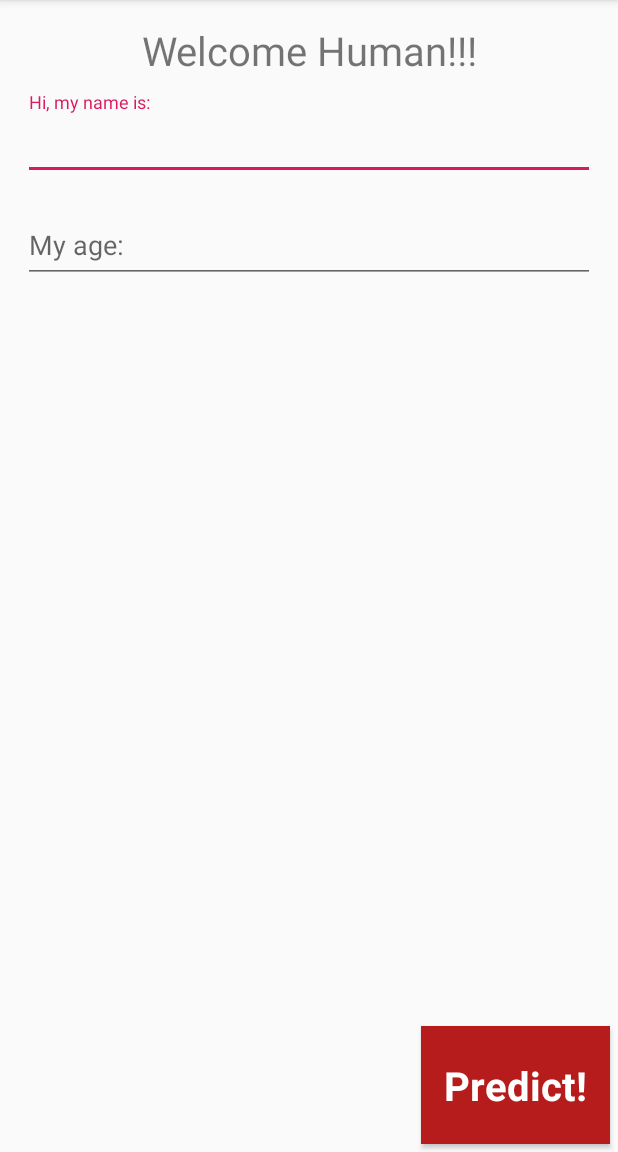
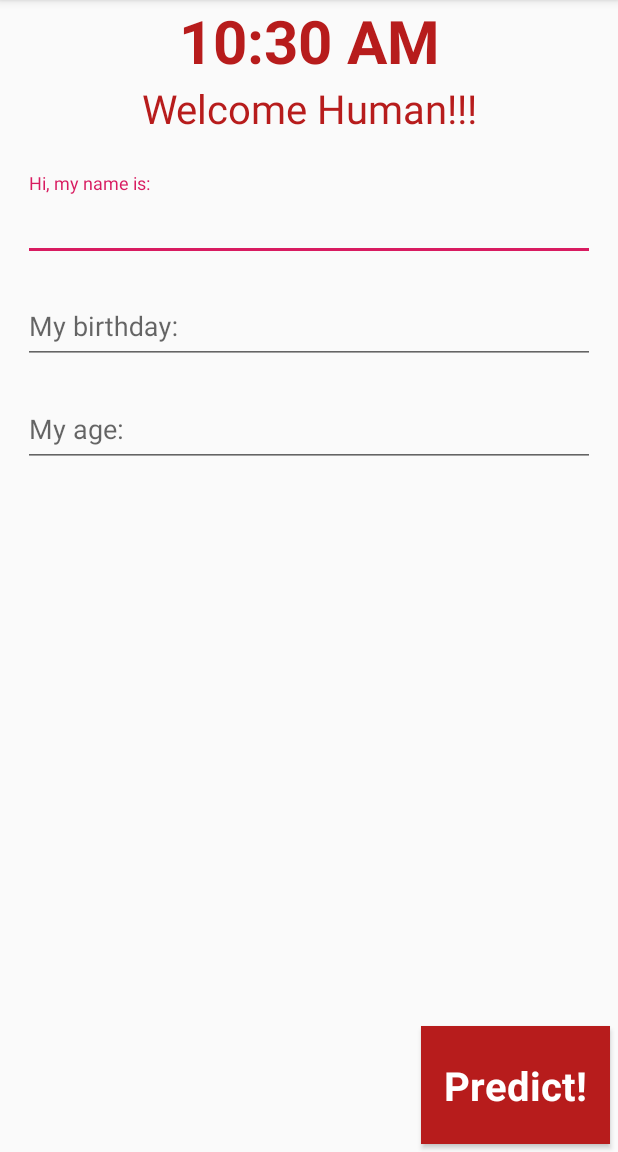
Before and after one commit to nandur93/ramal-sisa-umur, an Android app: the screen it shows after launch (MainActivity), on a phone screen of 412 x 824 dp, the part 84-1236 px from its top. Run offline under Robolectric (Android 15) with nearby library versions, the phone set to English and light mode, and no system bars; our stand-ins replace AdMob; 3 statements that could not run were skipped.

Commit message:
version 2.0.0 build 7 https://bit.ly/RLFv200b7 #dev + Major improve + Increase predict 3 to 5 + Sticky clock and welcome text #user + Add clock with seconds tick + Change text to bloody red theme + Add age calculator + Add many more cause of death + Bug fixes
Signed-off-by: nandur93 <nandang.dhe@gmail.com>

```diff
--- a/app/src/main/java/com/nandur/ramalumur/MainActivity.java
+++ b/app/src/main/java/com/nandur/ramalumur/MainActivity.java
@@ -13,6 +13,7 @@ import android.util.Log;
 import android.view.Menu;
 import android.view.MenuItem;
 import android.view.inputmethod.InputMethodManager;
+import android.widget.TextClock;
 import android.widget.TextView;
 import android.widget.Toast;
 
@@ -23,6 +24,7 @@ import androidx.appcompat.app.AppCompatActivity;
 import androidx.appcompat.widget.Toolbar;
 import androidx.core.view.GravityCompat;
 import androidx.drawerlayout.widget.DrawerLayout;
+import androidx.fragment.app.DialogFragment;
 import androidx.preference.PreferenceManager;
 
 import com.google.android.gms.ads.AdRequest;
@@ -41,6 +43,7 @@ import com.google.android.material.textfield.TextInputEditText;
 import java.text.MessageFormat;
 import java.util.Objects;
 import java.util.Random;
+import java.util.TimeZone;
 
 public class MainActivity extends AppCompatActivity
         implements NavigationView.OnNavigationItemSelectedListener {
@@ -49,7 +52,7 @@ public class MainActivity extends AppCompatActivity
     private static final String TAG_ADMOB = "Admob";
     private TextView tvResult;
     private TextInputEditText nama;
-    private TextInputEditText usia;
+    public static TextInputEditText usia;
     public static String versName;
     public static int versCode;
     private DrawerLayout drawer;
@@ -61,7 +64,7 @@ public class MainActivity extends AppCompatActivity
     private RewardedAd rewardedAd;
     private String predictStr;
     private String adViewStr;
-    //private TextView tvWelcome;
+    public static TextInputEditText textBirthDay;
 
     @Override
     protected void onCreate(Bundle savedInstanceState) {
@@ -88,11 +91,13 @@ public class MainActivity extends AppCompatActivity
                 getResources().getString(R.string.real_rewarded_video_ad_unit_id));
         buttResult = findViewById(R.id.buttonCheck);
         tvResult = findViewById(R.id.textViewResult);
-        //tvWelcome = findViewById(R.id.textViewWelcome);
+        TextClock textClock = findViewById(R.id.textClock);
+        String timeZone = TimeZone.getDefault().getID();
+        textClock.setTimeZone(timeZone);
         totalClick = sharedPrefs.getInt(TOTAL_CLICK,0);
-        //tvWelcome.setText(totalClick);
-        nama = findViewById(R.id.TextInputName);
-        usia = findViewById(R.id.TextInputUsia);
+        nama = findViewById(R.id.textInputName);
+        usia = findViewById(R.id.textInputUsia);
+        textBirthDay = findViewById(R.id.textInputBirthday);
         predictStr = getResources().getString(R.string.button_check);
         adViewStr = getResources().getString(R.string.button_show_ad);
         AdView mAdView = findViewById(R.id.adView);
@@ -109,7 +114,7 @@ public class MainActivity extends AppCompatActivity
                 // Ad successfully loaded.
                 Log.d(TAG_ADMOB, "Iklan berhasil diload siap ditampilkan");
                 buttResult.setEnabled(true);
-                if (sharedPrefs.getInt(TOTAL_CLICK, 1) >= 4) {
+                if (sharedPrefs.getInt(TOTAL_CLICK, 1) >= 6) {
                     buttResult.setText(adViewStr);
                 } else {
                     buttResult.setText(predictStr);
@@ -127,13 +132,15 @@ public class MainActivity extends AppCompatActivity
         Log.d(TAG_ADMOB,"-- Permintaan iklan dibuat --");
         rewardedAd.loadAd(new AdRequest.Builder().build(), adLoadCallback);
         //initial count the current click from shared prefs
-        if (sharedPrefs.getInt(TOTAL_CLICK,1)<4){
-            //clik kurang dari 4
+        if (sharedPrefs.getInt(TOTAL_CLICK,1)<6){
+            //clik kurang dari 6
             buttResult.setText(predictStr);
         } else {
-            //total click 4 atau lebih
+            //total click 6 atau lebih
             buttResult.setText(adViewStr);
         }
+
+        textBirthDay.setOnClickListener(View -> showDatePicker());
 
         buttResult.setOnClickListener(View -> {
             //close keyboard
@@ -151,7 +158,7 @@ public class MainActivity extends AppCompatActivity
                         public void onRewardedAdOpened() {
                             // Ad opened. Iklan berjalan
                             Log.d(TAG_ADMOB,"Menjalankan iklan... Iklan sedang berjalan");
-                            Toast.makeText(getApplicationContext(),"Watch ad to get 3 free predicts!", Toast.LENGTH_LONG).show();
+                            Toast.makeText(getApplicationContext(),getResources().getString(R.string.watch_ad_to_get_free), Toast.LENGTH_LONG).show();
                         }
                         @Override
                         public void onRewardedAdClosed() {
@@ -171,8 +178,8 @@ public class MainActivity extends AppCompatActivity
                         public void onUserEarnedReward(@NonNull RewardItem reward) {
                             // User earned reward.
                             Log.d(TAG_ADMOB,"Video ditonton secara penuh, user mendapat reward");
-                            editor.putInt(TOTAL_CLICK, 1).apply();
-                            Toast.makeText(getApplicationContext(),"Congratulations, you got 3 more free predicts!", Toast.LENGTH_LONG).show();
+                            editor.putInt(TOTAL_CLICK, 3).apply();
+                            Toast.makeText(getApplicationContext(),getResources().getString(R.string.congrats_got_free), Toast.LENGTH_LONG).show();
                         }
                         @Override
                         public void onRewardedAdFailedToShow(int errorCode) {
@@ -220,6 +227,13 @@ public class MainActivity extends AppCompatActivity
         // set new title to the MenuItem
         nav_appversion.setTitle(versName);
     }
+
+    @SuppressWarnings("WeakerAccess")
+    public void showDatePicker(){
+        DialogFragment newFragment = new MyDatePickerFragment();
+        newFragment.show(getSupportFragmentManager(), "date picker");
+    }
+
     private RewardedAd createAndLoadRewardedAd() {
         RewardedAd rewardedAd = new RewardedAd(this,
                 getResources().getString(R.string.real_rewarded_video_ad_unit_id));
@@ -229,7 +243,7 @@ public class MainActivity extends AppCompatActivity
                 // Ad successfully loaded.
                 Log.d(TAG_ADMOB,"Iklan kedua berhasil diload siap ditampilkan");
                 buttResult.setEnabled(true);
-                if(sharedPrefs.getInt(TOTAL_CLICK,1)>=4){
+                if(sharedPrefs.getInt(TOTAL_CLICK,1)>=6){
                     buttResult.setText(adViewStr);
                 } else {
                     buttResult.setText(predictStr);
@@ -250,34 +264,43 @@ public class MainActivity extends AppCompatActivity
         //setupMinMax
         int min = Integer.parseInt(Objects.requireNonNull(usia.getText()).toString());
         int max;
-        if (min>=70) {
+        if (min>=80) {
             String[] tua = getResources().getStringArray(R.array.tua);
             String rndTua = tua[new Random().nextInt(tua.length)];
             tvResult.setText(rndTua);
-        } else if (min<=15) {
+        } else if (min<=10) {
             String[] bocah = getResources().getStringArray(R.array.bocah);
             String rndBch = bocah[new Random().nextInt(bocah.length)];
             tvResult.setText(rndBch);
         } else {
-            max = 70;
+            max = 80;
             int random = new Random().nextInt((max - min) + 1) + min;
             String[] death = getResources().getStringArray(R.array.death);
             String randomStr = death[new Random().nextInt(death.length)];
             Resources res = getResources();
+            String yourName = Objects.requireNonNull(nama.getText()).toString();
+            int usiaInt = Integer.parseInt(usia.getText().toString());
+            String yourAge = res.getQuantityString(R.plurals.numberOfYear, usiaInt, usiaInt);
             String yearTotal = res.getQuantityString(R.plurals.numberOfYear, random-min,random-min);
-            tvResult.setText(MessageFormat.format(getResources().getString(R.string.predict_pattern), Objects.requireNonNull(nama.getText()).toString(), yearTotal, randomStr));
+            tvResult.setText(MessageFormat.format(getResources().getString(R.string.predict_pattern), yourName, yourAge, yearTotal, randomStr));
         }
         totalClick = sharedPrefs.getInt(TOTAL_CLICK, 1)+1;
         if (totalClick == 1) {//first time clicked to do this
-            Toast.makeText(getApplicationContext(), String.valueOf(totalClick), Toast.LENGTH_LONG).show();
+            //Toast.makeText(getApplicationContext(), String.valueOf(totalClick), Toast.LENGTH_LONG).show();
             editor.putInt(TOTAL_CLICK, totalClick).apply();
         } else if (totalClick == 2) {//first time clicked to do this
-            Toast.makeText(getApplicationContext(), String.valueOf(totalClick), Toast.LENGTH_LONG).show();
+            //Toast.makeText(getApplicationContext(), String.valueOf(totalClick), Toast.LENGTH_LONG).show();
             editor.putInt(TOTAL_CLICK, totalClick).apply();
         } else if (totalClick == 3) {//first time clicked to do this
-            Toast.makeText(getApplicationContext(), String.valueOf(totalClick), Toast.LENGTH_LONG).show();
+            //Toast.makeText(getApplicationContext(), String.valueOf(totalClick), Toast.LENGTH_LONG).show();
             editor.putInt(TOTAL_CLICK, totalClick).apply();
-        } else if (totalClick == 4) {//ganti tombol dengan rewarded ads
+        } else if (totalClick == 4) {//first time clicked to do this
+            //Toast.makeText(getApplicationContext(), String.valueOf(totalClick), Toast.LENGTH_LONG).show();
+            editor.putInt(TOTAL_CLICK, totalClick).apply();
+        } else if (totalClick == 5) {//first time clicked to do this
+            //Toast.makeText(getApplicationContext(), String.valueOf(totalClick), Toast.LENGTH_LONG).show();
+            editor.putInt(TOTAL_CLICK, totalClick).apply();
+        } else if (totalClick == 6) {//ganti tombol dengan rewarded ads
             buttResult.setText(adViewStr);
             Log.d(TAG_ADMOB, "Total klik sudah mecapai "+sharedPrefs.getInt(TOTAL_CLICK, 1));
             editor.putInt(TOTAL_CLICK, totalClick).apply();
@@ -289,8 +312,11 @@ public class MainActivity extends AppCompatActivity
         sharingIntent.setType("text/plain");
         String shareSubject = getResources().getString(R.string.app_name);
         String bitly = getResources().getString(R.string.bitly_share)+getResources().getString(R.string.bitly_dynamic);
+        String direct = getResources().getString(R.string.bitly_share)+getResources().getString(R.string.bitly_direct);
         String hashtag = getResources().getString(R.string.hashtag);
-        String shareBody = tvResult.getText().toString()+"\n\n"+bitly+"\n\n"+hashtag.trim();
+        String ofcWeb = getResources().getString(R.string.ofc_website);
+        String download = getResources().getString(R.string.direct_download);
+        String shareBody = tvResult.getText().toString()+"\n\n"+ofcWeb+bitly+"\n"+download+direct+"\n"+hashtag.trim();
         String shareVia = getResources().getString(R.string.menu_send);
         sharingIntent.putExtra(android.content.Intent.EXTRA_SUBJECT, shareSubject+" "+getResources().getString(R.string.version_title)+" "+versName+" "+getResources().getString(R.string.build_title)+" "+versCode);
         sharingIntent.putExtra(android.content.Intent.EXTRA_TEXT, shareBody);
--- a/app/src/main/res/layout/content_main.xml
+++ b/app/src/main/res/layout/content_main.xml
@@ -14,6 +14,28 @@
         android:layout_height="match_parent"
         android:orientation="vertical">
 
+        <TextClock
+            android:id="@+id/textClock"
+            android:layout_width="match_parent"
+            android:layout_height="wrap_content"
+            android:format24Hour="H:mm:ss"
+            android:timeZone=""
+            android:gravity="center_horizontal"
+            android:textSize="18pt"
+            android:textStyle="bold"
+            android:textColor="@color/colorPrimary"
+            android:shadowColor="@color/colorPrimaryDark"
+            android:elevation="@dimen/fab_margin"/>
+
+        <TextView
+            android:id="@+id/textViewWelcome"
+            android:layout_width="match_parent"
+            android:layout_height="wrap_content"
+            android:gravity="center"
+            android:text="@string/textview_welcome"
+            android:textSize="12pt"
+            android:textColor="@color/colorPrimary"/>
+
         <ScrollView
             android:layout_width="match_parent"
             android:layout_height="0dp"
@@ -28,14 +50,6 @@
                 android:paddingStart="15dp"
                 android:paddingEnd="15dp">
 
-                <TextView
-                    android:id="@+id/textViewWelcome"
-                    android:layout_width="match_parent"
-                    android:layout_height="wrap_content"
-                    android:gravity="center"
-                    android:text="@string/textview_welcome"
-                    android:textSize="12pt"/>
-
                 <com.google.android.material.textfield.TextInputLayout
                     android:paddingTop="10dip"
                     android:layout_width="match_parent"
@@ -43,7 +57,7 @@
                     android:hint="@string/hint_my_name">
 
                     <com.google.android.material.textfield.TextInputEditText
-                        android:id="@+id/TextInputName"
+                        android:id="@+id/textInputName"
                         android:layout_width="match_parent"
                         android:layout_height="48dp"
                         android:layout_gravity="center"
@@ -55,10 +69,27 @@
                     android:paddingTop="10dip"
                     android:layout_width="match_parent"
                     android:layout_height="wrap_content"
+                    android:hint="@string/my_birthday">
+
+                    <com.google.android.material.textfield.TextInputEditText
+                        android:id="@+id/textInputBirthday"
+                        android:layout_width="match_parent"
+                        android:layout_height="48dp"
+                        android:layout_gravity="center"
+                        android:focusable="false"
+                        android:inputType="date|datetime"/>
+
+                </com.google.android.material.textfield.TextInputLayout>
+
+                <com.google.android.material.textfield.TextInputLayout
+                    android:paddingTop="10dip"
+                    android:layout_width="match_parent"
+                    android:layout_height="wrap_content"
+                    android:focusable="false"
                     android:hint="@string/hint_my_age">
 
                     <com.google.android.material.textfield.TextInputEditText
-                        android:id="@+id/TextInputUsia"
+                        android:id="@+id/textInputUsia"
                         android:layout_width="match_parent"
                         android:layout_height="48dp"
                         android:layout_gravity="center"
@@ -70,7 +101,9 @@
                     android:layout_width="match_parent"
                     android:layout_height="wrap_content"
                     android:text=""
-                    android:textSize="12pt"/>
+                    android:textSize="12pt"
+                    android:textColor="@color/colorPrimary"
+                    android:textStyle="bold"/>
             </LinearLayout>
         </ScrollView>
         <com.google.android.material.button.MaterialButton
@@ -95,7 +128,7 @@
             android:layout_height="wrap_content"
             android:layout_gravity="center_horizontal"
             ads:adSize="BANNER"
-            ads:adUnitId="@string/real_banner_ad_unit_id"
+            ads:adUnitId="@string/test_banner_ad_unit_id"
             android:background="@color/colorPrimaryDark">
         </com.google.android.gms.ads.AdView>
     </LinearLayout>
--- a/app/src/main/res/values/arrays.xml
+++ b/app/src/main/res/values/arrays.xml
@@ -14,13 +14,38 @@
     </string-array>
 
     <string-array name="death">
-        <item>husnul khotimah</item>
+        <item>peacefully</item>
         <item>tragically</item>
         <item>mysteriously</item>
+        <item>because of lack of money</item>
+        <item>because you are old</item>
+        <item>because of being hit by a train</item>
+        <item>slipping</item>
+        <item>stabbed by criminals</item>
+        <item>after praying</item>
+        <item>drowning</item>
+        <item>slandered by people</item>
+        <item>from HIV</item>
+        <item>of accident</item>
+        <item>of suicide</item>
+        <item>from being bitten by a crocodile</item>
+        <item>of poisoning</item>
+        <item>of a heart attack</item>
+        <item>from a stroke</item>
+        <item>of diabetes</item>
+        <item>of tuberculosis</item>
+        <item>unnaturally</item>
+        <item>after prostration</item>
+        <item>after reading the Qur\'an</item>
+        <item>because you were raided by citizens</item>
+        <item>of witchcraft</item>
+        <item>in the toilet</item>
+        <item>sahid</item>
+        <item>in the forest</item>
     </string-array>
     <plurals name="numberOfYear">
-        <item quantity="zero">%d year.</item>
-        <item quantity="one">%d year.</item>
-        <item quantity="other">%d years.</item>
+        <item quantity="zero">%d year</item>
+        <item quantity="one">%d year</item>
+        <item quantity="other">%d years</item>
     </plurals>
 </resources>
--- a/app/src/main/res/values/strings.xml
+++ b/app/src/main/res/values/strings.xml
@@ -35,7 +35,7 @@
     <string name="textview_welcome">Welcome Human!!!</string>
     <string name="toast_empty_nameage">Name or age cannot be empty</string>
     <string name="toast_name_limit">Name of at least 2 characters</string>
-    <string name="predict_pattern">Hi {0}, your remaining life is {1} You will die {2}.</string>
+    <string name="predict_pattern">Hi {0}, your age is {1}, and your remaining life is {2}. You will die {3}.</string>
     <string name="update_summary">Tap here to check for updates</string>
     <string name="feedback_summary">Report technical issues or suggest new features</string>
     <string name="menu_title_communicate">Communicate</string>
@@ -44,11 +44,11 @@
     <string name="build_title" translatable="false">Build</string>
     <string name="update_xml_resource" translatable="false">https://raw.githubusercontent.com/nandur93/ramal-sisa-umur/master/update-changelog.xml</string>
     <string name="pattern_mailbody">\n\n-----------------------------\nPlease do not delete this section\nDevice OS: Android\nDevice OS version: {0}\nApp Version: {1}\nDevice Brand: {2}\nDevice Model: {3}\nDevice Manufacturer: {4}</string>
-    <string name="hashtag" translatable="false">#RLFAPP, #RSUAPP, #AgePrediction, #AplikasiKematian</string>
+    <string name="hashtag" translatable="false">#RLFAPP, #AgePrediction, #AplikasiKematian</string>
 
     <!-- Admob -->
     <string name="test_admob_app_id" translatable="false" tools:keep="@string/test_admob_app_id">ca-app-pub-3940256099942544~3347511713</string>
-    <string name="real_admob_app_id" translatable="false">ca-app-pub-4368595636314473~3548156751</string>
+    <string name="real_admob_app_id" translatable="false" tools:keep="@string/real_admob_app_id">ca-app-pub-4368595636314473~3548156751</string>
 
     <!--test unit-->
     <string name="test_banner_ad_unit_id" translatable="false" tools:keep="@string/test_banner_ad_unit_id">ca-app-pub-3940256099942544/6300978111</string> <!--test banner-->
@@ -59,10 +59,10 @@
     <string name="test_native_advanced_video_ad_unit_id" translatable="false" tools:keep="@string/test_native_advanced_video_ad_unit_id">ca-app-pub-3940256099942544/1044960115</string> <!--test native advanced video-->
 
     <!--real unit-->
-    <string name="real_banner_ad_unit_id" translatable="false">ca-app-pub-4368595636314473/4641746570</string> <!--v1BannerRSU-->
+    <string name="real_banner_ad_unit_id" translatable="false" tools:keep="@string/real_banner_ad_unit_id">ca-app-pub-4368595636314473/4641746570</string> <!--v1BannerRSU-->
     <string name="real_interestial_ad_unit_id" translatable="false" tools:keep="@string/real_interestial_ad_unit_id">ca-app-pub-4368595636314473/2850454071</string> <!--v1InterestialRSU-->
     <!--string name="test_interestial_video_ad_unit_id" translatable="false">ca-app-pub-3940256099942544/8691691433</string--> <!--test interestial video-->
-    <string name="real_rewarded_video_ad_unit_id" translatable="false">ca-app-pub-4368595636314473/6611952727</string> <!--v1RewardedRSU-->
+    <string name="real_rewarded_video_ad_unit_id" translatable="false" tools:keep="@string/real_rewarded_video_ad_unit_id">ca-app-pub-4368595636314473/6611952727</string> <!--v1RewardedRSU-->
     <string name="real_native_ad_unit_id" translatable="false" tools:keep="@string/real_native_ad_unit_id">ca-app-pub-4368595636314473/4286523358</string> <!--v1NativeRSU-->
     <!--string name="test_native_advanced_video_ad_unit_id" translatable="false">ca-app-pub-3940256099942544/1044960115</string--> <!--test native advanced video-->
 
@@ -70,4 +70,12 @@
     <string name="button_show_ad">Show Ad to get free Predict</string>
     <string name="ad_unavailable">Ad unavailable, please restart the app</string>
 
+    <!-- TODO: Remove or change this placeholder text -->
+    <string name="my_birthday">My birthday:</string>
+    <string name="bitly_direct" translatable="false">RLFv200b7</string>
+    <string name="ofc_website">"Ofc Website ==> "</string>
+    <string name="direct_download">"Free download => "</string>
+    <string name="watch_ad_to_get_free">Watch ad to get 3 free predicts!</string>
+    <string name="congrats_got_free">Congratulations, you got 3 more free predicts!</string>
+
 </resources>
```
Also changed, not shown: app/build.gradle (+14 -2 lines), app/src/main/java/com/nandur/ramalumur/MyDatePickerFragment.java (added, +89 -0 lines), app/src/main/res/values/styles.xml (+8 -0 lines), 9 other files.
